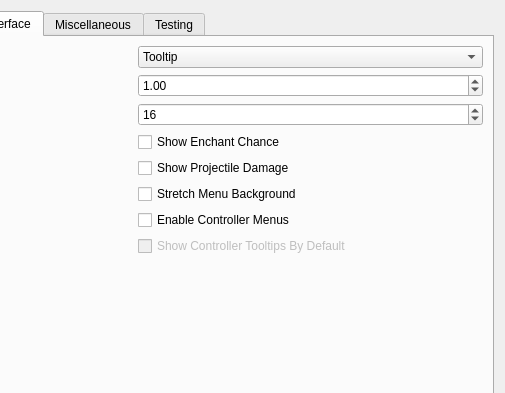
The window that apps/launcher/ui/settingspage.ui (sunhawken/openmw) describes before a commit, drawn with Qt 5; both pictures show x 236 to 741 and y 0 to 393 of the 741 by 503 pixel window.
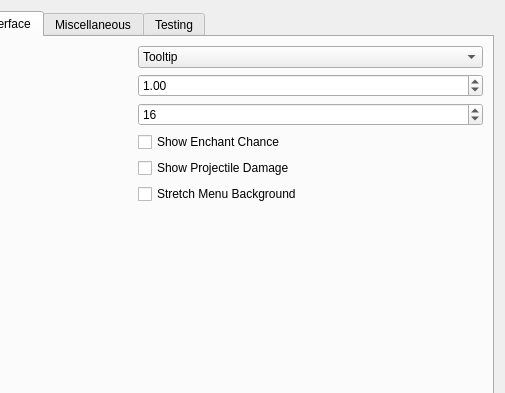
The same window after the commit. The open tabs and pages were chosen to show the change.

Patch:
```diff
--- a/apps/launcher/ui/settingspage.ui
+++ b/apps/launcher/ui/settingspage.ui
@@ -1398,29 +1398,6 @@
            </property>
           </widget>
          </item>
-         <item row="7" column="1">
-          <widget class="QCheckBox" name="controllerMenusCheckBox">
-           <property name="toolTip">
-            <string>&lt;html&gt;&lt;head/&gt;&lt;body&gt;&lt;p&gt;Make it easier to use game menus with a controller.&lt;/p&gt;&lt;/body&gt;&lt;/html&gt;</string>
-           </property>
-           <property name="text">
-            <string>Enable Controller Menus</string>
-           </property>
-          </widget>
-         </item>
-         <item row="8" column="1">
-          <widget class="QCheckBox" name="controllerMenuTooltipsCheckBox">
-           <property name="enabled">
-            <bool>false</bool>
-           </property>
-           <property name="toolTip">
-            <string>&lt;html&gt;&lt;head/&gt;&lt;body&gt;&lt;p&gt;When using controller menus, make tooltips visible by default.&lt;/p&gt;&lt;/body&gt;&lt;/html&gt;</string>
-           </property>
-           <property name="text">
-            <string>Show Controller Tooltips By Default</string>
-           </property>
-          </widget>
-         </item>
          <item row="0" column="0">
           <widget class="QLabel" name="showOwnedLabel">
            <property name="text">
```
